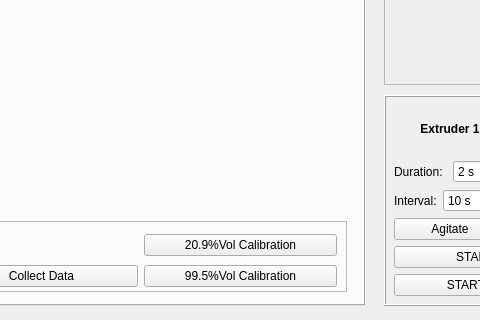
First picture: the form in _ui/PME.ui, repository boydstongroup/PME-DEV, before the edit; both pictures show x 296 to 776 and y 255 to 575 of the 1024 by 575 pixel window.
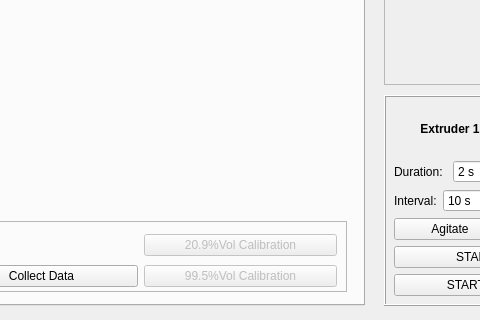
Second picture: the form after the edit. The open tabs and pages were chosen to show the change. Icons and pictures are not drawn. Custom widgets are drawn as their Qt base class.

```diff
--- a/_ui/PME.ui
+++ b/_ui/PME.ui
@@ -931,7 +931,7 @@
         <item row="0" column="2">
          <widget class="QPushButton" name="Calibration1_pushButton">
           <property name="enabled">
-           <bool>true</bool>
+           <bool>false</bool>
           </property>
           <property name="text">
            <string>20.9%Vol Calibration</string>
@@ -941,7 +941,7 @@
         <item row="1" column="2">
          <widget class="QPushButton" name="Calibration2_pushButton">
           <property name="enabled">
-           <bool>true</bool>
+           <bool>false</bool>
           </property>
           <property name="text">
            <string>99.5%Vol Calibration</string>
```
Left out of the diff: 2 changed lines with no effect on the pictures.
